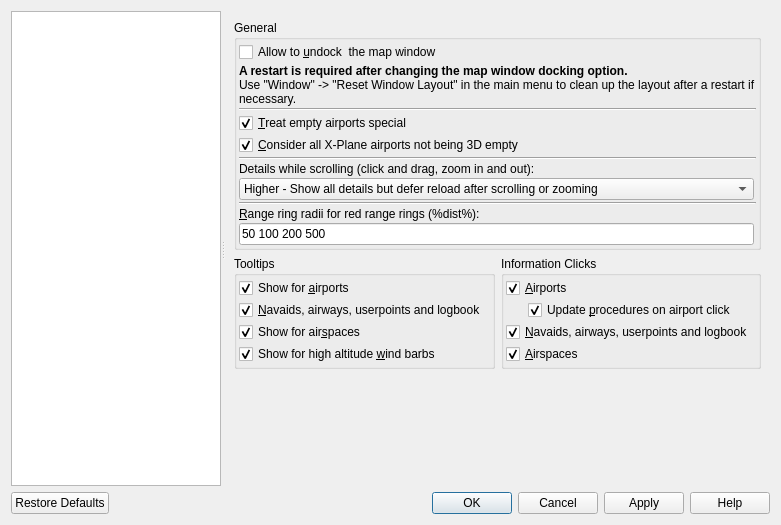
Qt form src/options/options.ui (albar965/littlenavmap) before a commit.
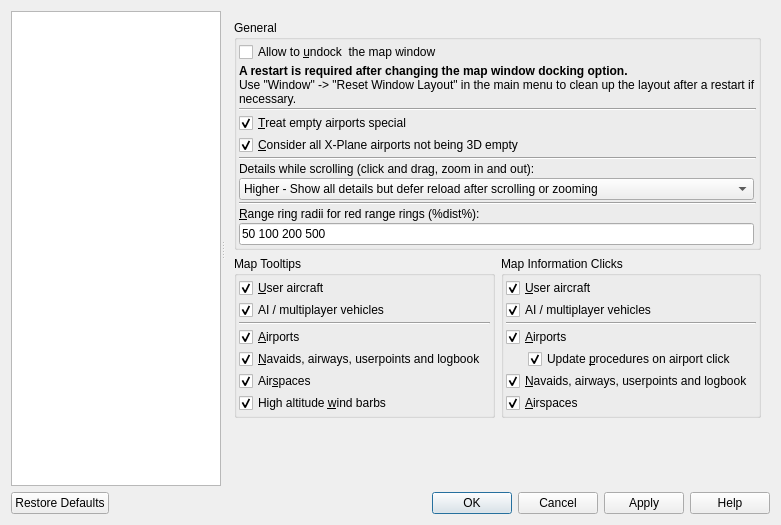
The same form after that commit. The open tabs and pages were chosen to show the change.

Commit message: Added options to disable user and AI aircraft click and tooltip.

Patch:
```diff
--- a/src/options/options.ui
+++ b/src/options/options.ui
@@ -899,7 +899,7 @@
         <item row="2" column="0" alignment="Qt::AlignTop">
          <widget class="QGroupBox" name="groupBoxMapTooltips">
           <property name="title">
-           <string>Tooltips</string>
+           <string>Map Tooltips</string>
           </property>
           <layout class="QVBoxLayout" name="verticalLayout_8">
            <property name="spacing">
@@ -917,13 +917,46 @@
            <property name="bottomMargin">
             <number>2</number>
            </property>
+           <item>
+            <widget class="QCheckBox" name="checkBoxOptionsMapTooltipUserAircraft">
+             <property name="toolTip">
+              <string>Show tooltips for the user aircraft when hovering the cursor over the map</string>
+             </property>
+             <property name="text">
+              <string>&amp;User aircraft</string>
+             </property>
+             <property name="checked">
+              <bool>true</bool>
+             </property>
+            </widget>
+           </item>
+           <item>
+            <widget class="QCheckBox" name="checkBoxOptionsMapTooltipAiAircraft">
+             <property name="toolTip">
+              <string>Show tooltips for AI or multiplayer aircraft / ship when hovering the cursor over the map</string>
+             </property>
+             <property name="text">
+              <string>AI / multiplayer vehicles</string>
+             </property>
+             <property name="checked">
+              <bool>true</bool>
+             </property>
+            </widget>
+           </item>
+           <item>
+            <widget class="Line" name="line_8">
+             <property name="orientation">
+              <enum>Qt::Horizontal</enum>
+             </property>
+            </widget>
+           </item>
            <item>
             <widget class="QCheckBox" name="checkBoxOptionsMapTooltipAirport">
              <property name="toolTip">
               <string>Show tooltips for airports, parking, towers and helipads when hovering the cursor over the map</string>
              </property>
              <property name="text">
-              <string>Show for &amp;airports</string>
+              <string>&amp;Airports</string>
              </property>
              <property name="checked">
               <bool>true</bool>
@@ -950,7 +983,7 @@
               <string>Show tooltips for airspaces when hovering the cursor over the map</string>
              </property>
              <property name="text">
-              <string>Show for air&amp;spaces</string>
+              <string>Air&amp;spaces</string>
              </property>
              <property name="checked">
               <bool>true</bool>
@@ -963,7 +996,7 @@
               <string>Show a tooltip for high altitude winds when hovering the cursor over a wind barb.</string>
              </property>
              <property name="text">
-              <string>Show for high altitude &amp;wind barbs</string>
+              <string>High altitude &amp;wind barbs</string>
              </property>
              <property name="checked">
               <bool>true</bool>
@@ -976,7 +1009,7 @@
         <item row="2" column="1" alignment="Qt::AlignTop">
          <widget class="QGroupBox" name="groupBoxOptionsMapInfoClicks">
           <property name="title">
-           <string>Information Clicks</string>
+           <string>Map Information Clicks</string>
           </property>
           <layout class="QVBoxLayout" name="verticalLayout_5">
            <property name="spacing">
@@ -994,6 +1027,39 @@
            <property name="bottomMargin">
             <number>2</number>
            </property>
+           <item>
+            <widget class="QCheckBox" name="checkBoxOptionsMapClickUserAircraft">
+             <property name="toolTip">
+              <string>Show information for the user aircraft when clicking on the map</string>
+             </property>
+             <property name="text">
+              <string>&amp;User aircraft</string>
+             </property>
+             <property name="checked">
+              <bool>true</bool>
+             </property>
+            </widget>
+           </item>
+           <item>
+            <widget class="QCheckBox" name="checkBoxOptionsMapClickAiAircraft">
+             <property name="toolTip">
+              <string>Show information for AI or multiplayer aircraft / ship when clicking on the map</string>
+             </property>
+             <property name="text">
+              <string>AI / multiplayer vehicles</string>
+             </property>
+             <property name="checked">
+              <bool>true</bool>
+             </property>
+            </widget>
+           </item>
+           <item>
+            <widget class="Line" name="line_9">
+             <property name="orientation">
+              <enum>Qt::Horizontal</enum>
+             </property>
+            </widget>
+           </item>
            <item>
             <widget class="QCheckBox" name="checkBoxOptionsMapClickAirport">
              <property name="toolTip">
```
The commit also changes 4 other files.
